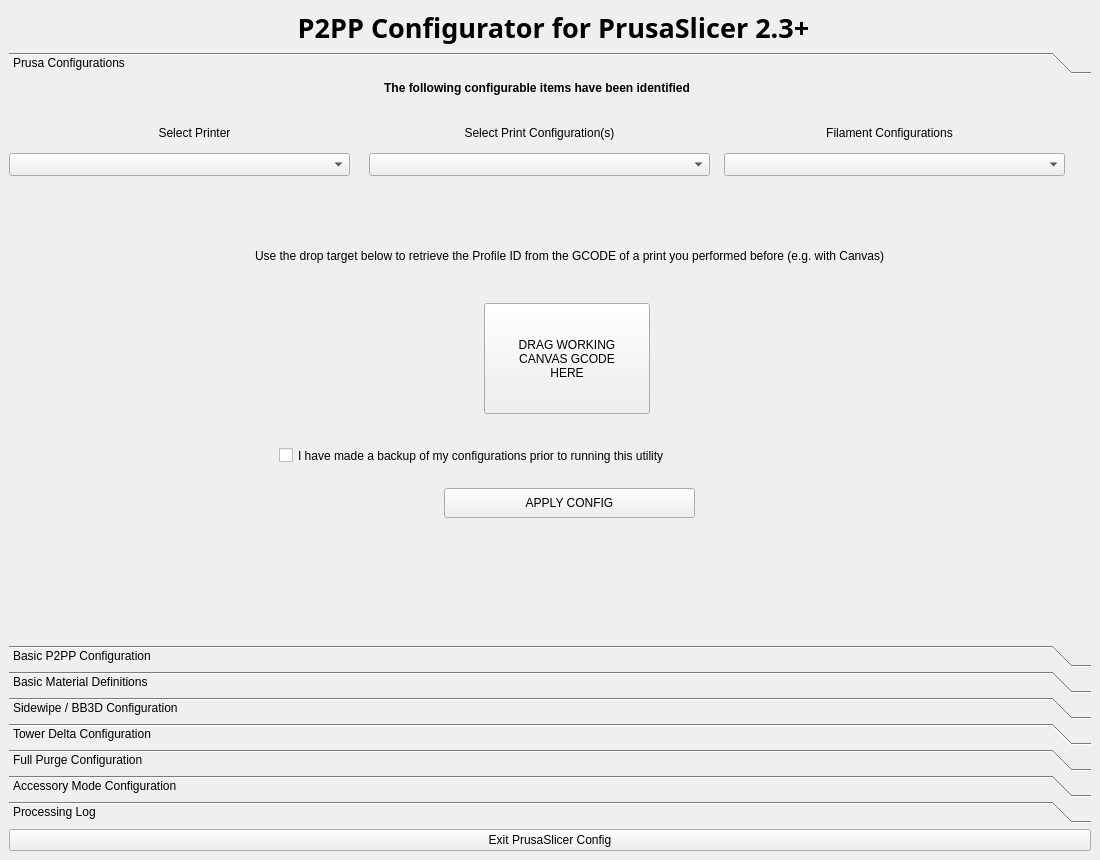
vhspace/p2pp, file p2ppconf.ui: the form before one commit.
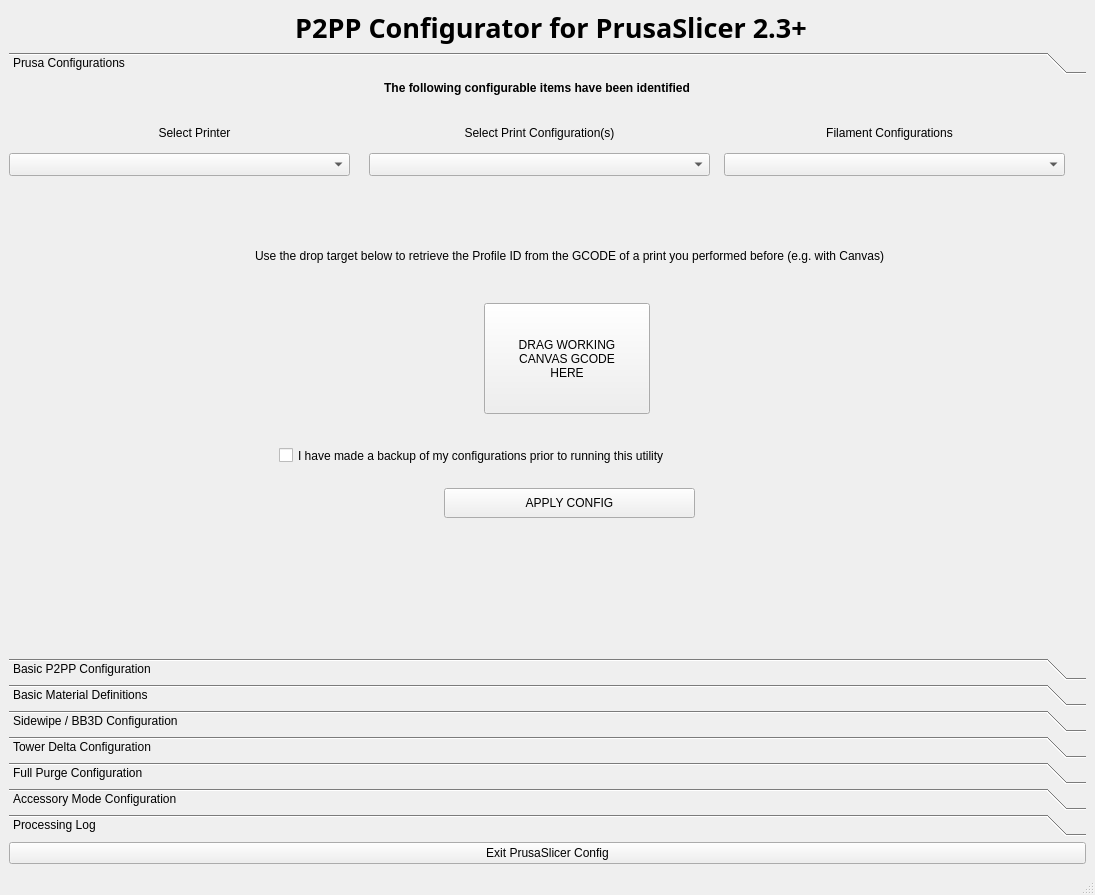
The form after the commit. Icons and pictures are not drawn. Custom widgets are drawn as their Qt base class.

Commit message: full purge with first tool change

The edit to the form file:
```diff
--- a/p2ppconf.ui
+++ b/p2ppconf.ui
@@ -7,8 +7,8 @@
    <rect>
     <x>0</x>
     <y>0</y>
-    <width>1100</width>
-    <height>860</height>
+    <width>1095</width>
+    <height>895</height>
    </rect>
   </property>
   <property name="sizePolicy">
@@ -94,6 +94,14 @@
        <number>4</number>
       </property>
       <widget class="QWidget" name="page_6">
+       <property name="geometry">
+        <rect>
+         <x>0</x>
+         <y>0</y>
+         <width>1077</width>
+         <height>496</height>
+        </rect>
+       </property>
        <attribute name="label">
         <string>Prusa Configurations</string>
        </attribute>
@@ -1478,6 +1486,7 @@
     </item>
    </layout>
   </widget>
+  <widget class="QStatusBar" name="statusBar"/>
  </widget>
  <customwidgets>
   <customwidget>
```
Left out of the diff: 41 changed lines with no effect on the pictures. The commit also changes 2 other files.
